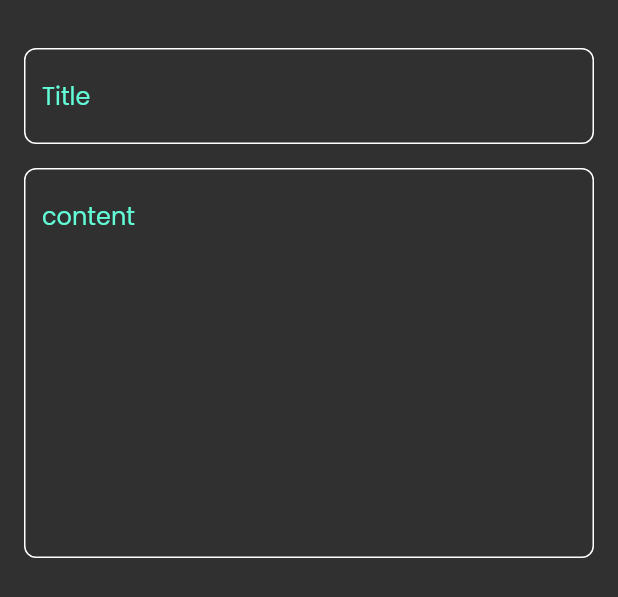
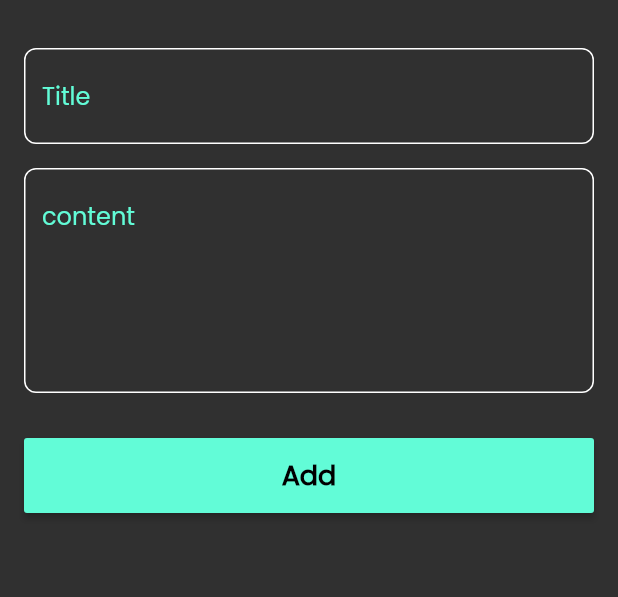
Before and after one commit to 18112001688/Notes-app, a Flutter app: the AddNoteBottomSheet widget shown alone on an empty page, opened directly, on a phone screen of 412 x 824 dp. Shown: the top 597 px of the screen. Run offline on Flutter 3.47's test engine with Material 2 defaults, Android fonts, the phone set to English and light mode, and no system bars.

Commit message:
adding a button to the bottom sheet and finishing it

```diff
--- a/lib/views/widgets/add_note_sheet.dart
+++ b/lib/views/widgets/add_note_sheet.dart
@@ -1,5 +1,8 @@
 import 'package:flutter/material.dart';
+import 'package:notes_app/constant/constant.dart';
 import 'package:notes_app/views/widgets/coustem_field.dart';
+
+import 'button.dart';
 
 class AddNoteBottomSheet extends StatelessWidget {
   const AddNoteBottomSheet({super.key});
@@ -8,6 +11,7 @@ class AddNoteBottomSheet extends StatelessWidget {
   Widget build(BuildContext context) {
     return Padding(
       padding: const EdgeInsets.symmetric(horizontal: 16),
+      child: SingleChildScrollView(
         child: Column(
           children: const [
             SizedBox(
@@ -17,8 +21,16 @@ class AddNoteBottomSheet extends StatelessWidget {
             SizedBox(
               height: 16,
             ),
-          CoustemTextField(hintText: 'content', maxLines: 10),
+            CoustemTextField(hintText: 'content', maxLines: 5),
+            SizedBox(
+              height: 30,
+            ),
+            AddButton(),
+            SizedBox(
+              height: 20,
+            ),
           ],
+        ),
       ),
     );
   }
--- /dev/null
+++ b/lib/views/widgets/button.dart
@@ -0,0 +1,25 @@
+import 'package:flutter/material.dart';
+
+import 'package:notes_app/constant/constant.dart';
+
+class AddButton extends StatelessWidget {
+  const AddButton({super.key});
+
+  @override
+  Widget build(BuildContext context) {
+    return MaterialButton(
+      onPressed: () {},
+      color: primaryColor,
+      minWidth: MediaQuery.of(context).size.width,
+      height: 50,
+      child: const Text(
+        'Add',
+        style: TextStyle(
+          color: Colors.black,
+          fontSize: 18,
+          fontWeight: FontWeight.bold,
+        ),
+      ),
+    );
+  }
+}
```
Lines whose indentation alone changed are shown as unchanged.
